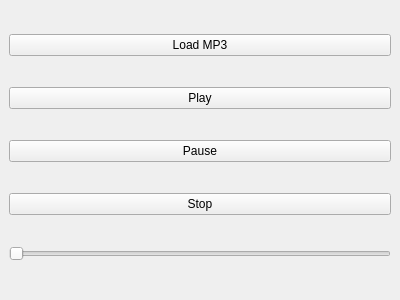
Winstone-Were/Mp3Blaster, file mainwindow.ui: the form before one commit.
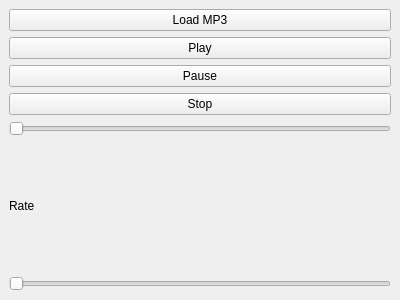
The form after the commit.

Commit message: Added ability to change rate

What changed in the file:
```diff
--- a/mainwindow.ui
+++ b/mainwindow.ui
@@ -43,7 +43,21 @@
     <item>
      <widget class="QSlider" name="volumeSlider">
       <property name="orientation">
-       <enum>Qt::Horizontal</enum>
+       <enum>Qt::Orientation::Horizontal</enum>
+      </property>
+     </widget>
+    </item>
+    <item>
+     <widget class="QLabel" name="label">
+      <property name="text">
+       <string>Rate</string>
+      </property>
+     </widget>
+    </item>
+    <item>
+     <widget class="QSlider" name="rateSlider">
+      <property name="orientation">
+       <enum>Qt::Orientation::Horizontal</enum>
       </property>
      </widget>
     </item>
```
The commit also changes 8 other files.
